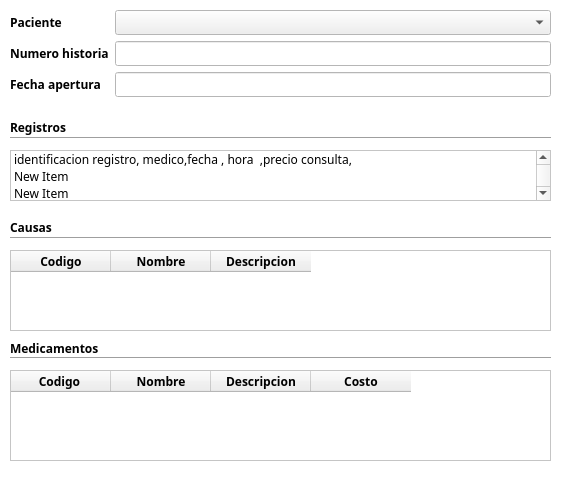
Above: gui_Administrador/administrador/uis/WidgetHistoriaClinica.ui from BryanTabarez/ProyectoBD before the change. Below: the same form after it.
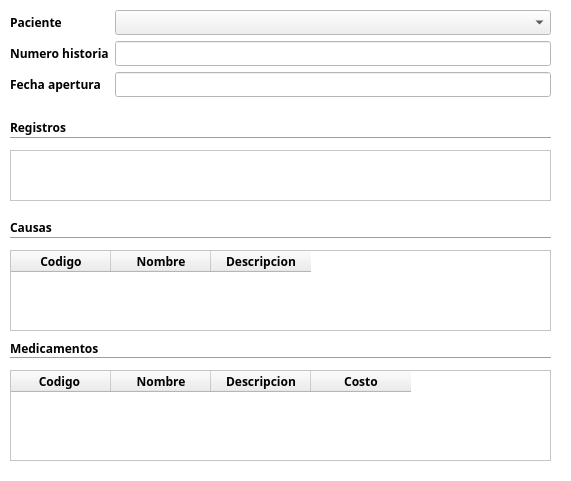
That is the form after the change.

Commit message: Interfaz Administrador Terminada

```diff
--- a/gui_Administrador/administrador/uis/WidgetHistoriaClinica.ui
+++ b/gui_Administrador/administrador/uis/WidgetHistoriaClinica.ui
@@ -96,7 +96,7 @@
      <x>10</x>
      <y>10</y>
      <width>541</width>
-     <height>89</height>
+     <height>95</height>
     </rect>
    </property>
    <layout class="QFormLayout" name="formLayout">
@@ -194,21 +194,6 @@
      <bold>false</bold>
     </font>
    </property>
-   <item>
-    <property name="text">
-     <string>identificacion registro, medico,fecha , hora  ,precio consulta,</string>
-    </property>
-   </item>
-   <item>
-    <property name="text">
-     <string>New Item</string>
-    </property>
-   </item>
-   <item>
-    <property name="text">
-     <string>New Item</string>
-    </property>
-   </item>
   </widget>
   <widget class="QLabel" name="labelCausas">
    <property name="geometry">
```
Left out of the diff: 6 changed lines with no effect on the pictures. The commit also changes 6 other files.
